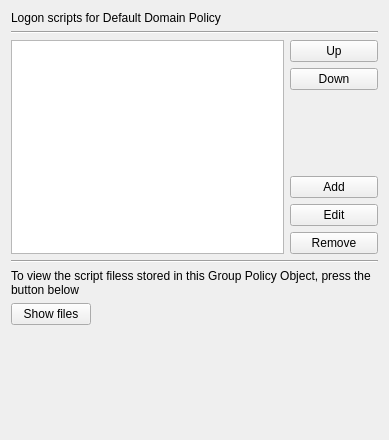
Above: src/plugins/scripts/scriptswidget.ui from august-alt/policy-preferences-editor-prototype before the change. Below: the same form after it.
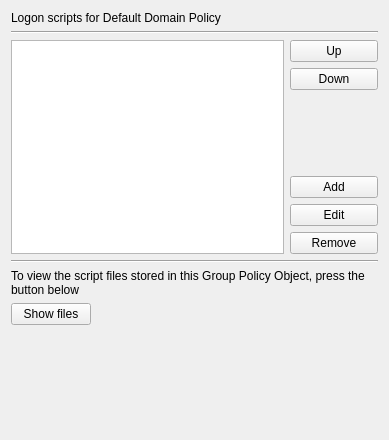
That is the form after the change.

Commit message: fix: fixed viewLabel text

Diff of the .ui file:
```diff
--- a/src/plugins/scripts/scriptswidget.ui
+++ b/src/plugins/scripts/scriptswidget.ui
@@ -92,7 +92,7 @@
    <item row="9" column="0" colspan="2">
     <widget class="QLabel" name="viewLabel">
      <property name="text">
-      <string>To view the script filess stored in this Group Policy Object, press the button below</string>
+      <string>To view the script files stored in this Group Policy Object, press the button below</string>
      </property>
      <property name="wordWrap">
       <bool>true</bool>
```
